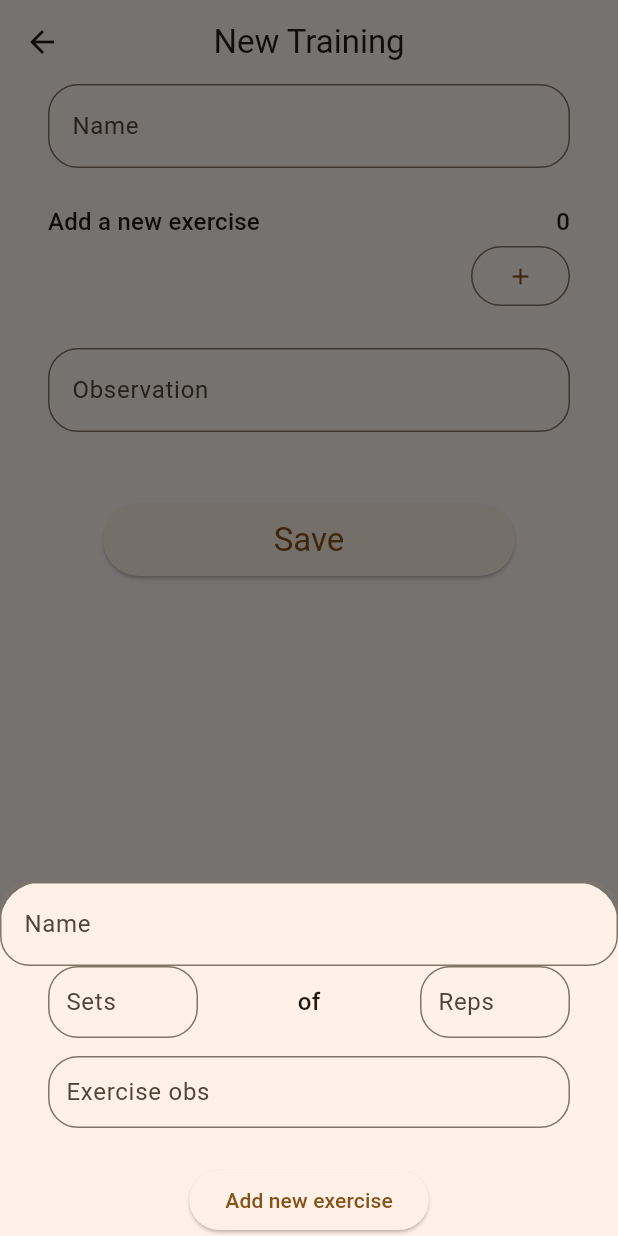
After one commit to arcbueno/gym-training, a Flutter app: the NewTrainingPage screen opened directly, after a tap on the "add" icon, on a phone screen of 412 x 824 dp. The commit adds this screen. Run offline on Flutter 3.47's test engine with Material 3 defaults, Android fonts, the phone set to English and light mode, and no system bars; our stand-ins replace cloud_firestore, firebase_auth, firebase_core, flutter_dotenv, get, get_storage; accounts and stored records are empty.

Commit message:
starting to finishing the creation

```diff
--- a/gym_training/lib/models/exercise.dart
+++ b/gym_training/lib/models/exercise.dart
@@ -1,16 +1,16 @@
 class Exercise {
-  late final String? id;
-  late final String name;
-  late final String observation;
-  late final int reps;
-  late final int sets;
+  late String? id;
+  late String name;
+  late String? observation;
+  late int reps;
+  late int sets;
 
   Exercise({
     this.id,
     required this.name,
-    required this.observation,
     required this.reps,
     required this.sets,
+    this.observation,
   });
 
   Exercise copyWith({
@@ -29,14 +29,13 @@ class Exercise {
     );
   }
 
-  Map<String, dynamic> toMap() {
+  Map<String, dynamic> toMapNew() {
     final result = <String, dynamic>{};
 
-    if (id != null) {
-      result.addAll({'id': id!});
+    if (observation != null) {
+      result.addAll({'observation': observation});
     }
     result.addAll({'name': name});
-    result.addAll({'observation': observation});
     result.addAll({'reps': reps});
     result.addAll({'sets': sets});
 
@@ -52,4 +51,25 @@ class Exercise {
       sets: map['sets'],
     );
   }
+
+  @override
+  bool operator ==(Object other) {
+    if (identical(this, other)) return true;
+
+    return other is Exercise &&
+        other.id == id &&
+        other.name == name &&
+        other.observation == observation &&
+        other.reps == reps &&
+        other.sets == sets;
+  }
+
+  @override
+  int get hashCode {
+    return id.hashCode ^
+        name.hashCode ^
+        observation.hashCode ^
+        reps.hashCode ^
+        sets.hashCode;
+  }
 }
--- a/gym_training/lib/models/training_day.dart
+++ b/gym_training/lib/models/training_day.dart
@@ -6,12 +6,14 @@ class TrainingDay {
   late final String title;
   late final DateTime? lastTimeExecuted;
   late final List<Exercise> exercises;
+  late final String? observation;
 
   TrainingDay({
     this.id,
     required this.title,
     required this.exercises,
     this.lastTimeExecuted,
+    this.observation,
   });
 
   TrainingDay copyWith({
@@ -19,26 +21,28 @@ class TrainingDay {
     String? title,
     DateTime? lastTimeExecuted,
     List<Exercise>? exercises,
+    String? observation,
   }) {
     return TrainingDay(
       id: id ?? this.id,
       title: title ?? this.title,
       lastTimeExecuted: lastTimeExecuted ?? this.lastTimeExecuted,
       exercises: exercises ?? this.exercises,
+      observation: observation ?? this.observation,
     );
   }
 
-  Map<String, dynamic> toMap() {
+  Map<String, dynamic> toMapNew() {
     final result = <String, dynamic>{};
 
-    if (id != null) {
-      result.addAll({'id': id!});
-    }
     result.addAll({'title': title});
     result.addAll({'lastTimeExecuted': lastTimeExecuted});
     result.addAll({
-      'exercises': exercises.map((e) => e.toMap()).toList(),
+      'exercises': exercises.map((e) => e.toMapNew()).toList(),
     });
+    if (observation != null) {
+      result.addAll({'observation': observation!});
+    }
 
     return result;
   }
@@ -48,7 +52,8 @@ class TrainingDay {
         id: doc.id,
         title: doc.data()!["title"],
         lastTimeExecuted: doc.data()!["lastTimeExecuted"],
-        exercises: (doc.data()!["exercises"] as List<Map<String, dynamic>>)
+        observation: doc.data()!["observation"],
+        exercises: (doc.data()!["exercises"] as List<dynamic>)
             .map((e) => Exercise.fromMap(e))
             .toList());
   }
--- a/gym_training/lib/pages/home/home_controller.dart
+++ b/gym_training/lib/pages/home/home_controller.dart
@@ -1,5 +1,4 @@
 import 'package:get/get.dart';
-import 'package:gym_training/models/training_day.dart';
 import 'package:gym_training/pages/home/state.dart';
 import 'package:gym_training/repositories/session_repository.dart';
 import 'package:gym_training/repositories/training_repository.dart';
--- /dev/null
+++ b/gym_training/lib/pages/new_training/new_training_controller.dart
@@ -0,0 +1,63 @@
+import 'dart:developer';
+
+import 'package:get/get.dart';
+import 'package:gym_training/models/exercise.dart';
+import 'package:gym_training/models/training_day.dart';
+import 'package:gym_training/pages/new_training/state.dart';
+import 'package:gym_training/repositories/training_repository.dart';
+import 'package:gym_training/utils/extensions.dart';
+
+class NewTrainingController {
+  late final TrainingRepository trainingRepository;
+  RxList<Exercise> exercises = <Exercise>[].obs;
+  Rx<NewTrainingState> state = Rx<NewTrainingState>(NewTrainingInit());
+
+  String? trainingDayName;
+  String? trainingDayObservations;
+
+  NewTrainingController({required this.trainingRepository});
+
+  bool validateAllExercises() {
+    if (exercises.isEmpty) return true;
+    if (exercises.any((element) => element.name.isNullOrEmpty)) {
+      Get.snackbar('Atention', 'There\'s a exercise without a name');
+      return false;
+    }
+    if (exercises.any((element) => element.reps == 0 || element.sets == 0)) {
+      Get.snackbar(
+          'Atention', 'There\'s a exercise with undefined reps or sets');
+      return false;
+    }
+    return true;
+  }
+
+  removeExercise(Exercise item) {
+    exercises.remove(item);
+  }
+
+  addExercise(Exercise item) {
+    exercises.add(item);
+  }
+
+  Future<bool> save() async {
+    if (trainingDayName.isNullOrEmpty) {
+      Get.snackbar('Atention', 'The training should have a name');
+      return false;
+    }
+    var training = TrainingDay(
+        title: trainingDayName!,
+        exercises: exercises,
+        observation: trainingDayObservations);
+
+    try {
+      state.value = NewTrainingLoading();
+      await trainingRepository.createNew(training);
+      state.value = NewTrainingSuccess();
+      return true;
+    } catch (e) {
+      log(e.toString());
+      state.value = NewTrainingError(errorMessage: e.toString());
+      return false;
+    }
+  }
+}
--- /dev/null
+++ b/gym_training/lib/pages/new_training/new_training_page.dart
@@ -0,0 +1,167 @@
+import 'package:flutter/material.dart';
+import 'package:get/get.dart';
+import 'package:gym_training/pages/new_training/new_training_controller.dart';
+import 'package:gym_training/pages/new_training/state.dart';
+import 'package:gym_training/utils/extensions.dart';
+import 'package:gym_training/widgets/custom_form_field.dart';
+import 'package:gym_training/widgets/exercise_bottom_sheet.dart';
+import 'package:gym_training/widgets/new_exercise_field.dart';
+
+class NewTrainingPage extends StatefulWidget {
+  const NewTrainingPage({super.key});
+
+  @override
+  State<NewTrainingPage> createState() => _NewTrainingPageState();
+}
+
+class _NewTrainingPageState extends State<NewTrainingPage> {
+  late final NewTrainingController _controller;
+  final _formKey = GlobalKey<FormState>();
+
+  @override
+  void initState() {
+    _controller = NewTrainingController(trainingRepository: Get.find());
+    super.initState();
+  }
+
+  @override
+  Widget build(BuildContext context) {
+    return Scaffold(
+      appBar: AppBar(
+        centerTitle: true,
+        title: Text(
+          'New Training',
+          style: Theme.of(context).textTheme.titleLarge,
+        ),
+      ),
+      body: SingleChildScrollView(
+        child: Form(
+          key: _formKey,
+          child: Padding(
+            padding: const EdgeInsets.symmetric(horizontal: 32),
+            child: Obx(
+              () => Column(
+                crossAxisAlignment: CrossAxisAlignment.start,
+                children: [
+                  AnimatedSize(
+                    curve: Curves.easeIn.flipped,
+                    duration: const Duration(milliseconds: 300),
+                    child: _controller.state.value is NewTrainingError
+                        ? Padding(
+                            padding: const EdgeInsets.only(bottom: 12),
+                            child: Text(
+                              (_controller.state.value as NewTrainingError)
+                                  .errorMessage,
+                              maxLines: 3,
+                              overflow: TextOverflow.ellipsis,
+                              style: Theme.of(context)
+                                  .textTheme
+                                  .titleSmall!
+                                  .copyWith(color: Colors.red.shade300),
+                            ),
+                          )
+                        : const SizedBox(),
+                  ),
+                  CustomFormField(
+                    hintText: 'Name',
+                    onChanged: (value) {
+                      _controller.trainingDayName = value;
+                    },
+                    validator: (value) {
+                      if (value.isNullOrEmpty) return 'Required field';
+                      return null;
+                    },
+                    maxLines: 1,
+                  ),
+                  24.h,
+                  Row(
+                    mainAxisAlignment: MainAxisAlignment.spaceBetween,
+                    children: [
+                      Text(
+                        _controller.exercises.isNotEmpty
+                            ? 'Exercise list:'
+                            : 'Add a new exercise',
+                        style: Theme.of(context).textTheme.titleMedium,
+                      ),
+                      Text(
+                        _controller.exercises.length.toString(),
+                        style: Theme.of(context).textTheme.titleMedium,
+                      ),
+                    ],
+                  ),
+                  Column(
+                    children: [
+                      AnimatedSize(
+                        curve: Curves.easeIn.flipped,
+                        duration: const Duration(milliseconds: 300),
+                        child: ListView.builder(
+                          physics: const NeverScrollableScrollPhysics(),
+                          itemCount: _controller.exercises.length,
+                          shrinkWrap: true,
+                          itemBuilder: (context, index) {
+                            var item = _controller.exercises[index];
+                            return NewExerciseField(
+                              key: ValueKey(item.id),
+                              controller: _controller,
+                              item: item,
+                            );
+                          },
+                        ),
+                      ),
+                    ],
+                  ),
+                  Row(
+                    mainAxisAlignment: MainAxisAlignment.end,
+                    children: [
+                      OutlinedButton(
+                        onPressed: addNewExercise,
+                        child: const Icon(Icons.add),
+                      ),
+                    ],
+                  ),
+                  24.h,
+                  CustomFormField(
+                    hintText: 'Observation',
+                    onChanged: (value) {
+                      _controller.trainingDayObservations = value;
+                    },
+                    maxLines: null,
+                  ),
+                  48.h,
+                  Align(
+                    alignment: Alignment.center,
+                    child: SizedBox(
+                      width: MediaQuery.sizeOf(context).width / 1.5,
+                      height: 48,
+                      child: ElevatedButton(
+                        style: ElevatedButton.styleFrom(
+                          textStyle: const TextStyle(fontSize: 22),
+                        ),
+                        onPressed: () async {
+                          var success = _controller.validateAllExercises();
+                          if (success && _formKey.currentState!.validate()) {
+                            bool success = await _controller.save();
+                            if (success) Get.back();
+                          }
+                        },
+                        child: const Text(
+                          'Save',
+                        ),
+                      ),
+                    ),
+                  )
+                ],
+              ),
+            ),
+          ),
+        ),
+      ),
+    );
+  }
+
+  addNewExercise() {
+    var success = _controller.validateAllExercises();
+    if (!success) return;
+    ExerciseBottomSheet().show(context, _controller.addExercise);
+  }
+}
--- /dev/null
+++ b/gym_training/lib/pages/new_training/state.dart
@@ -0,0 +1,12 @@
+abstract class NewTrainingState {}
+
+class NewTrainingInit extends NewTrainingState {}
+
+class NewTrainingSuccess extends NewTrainingState {}
+
+class NewTrainingLoading extends NewTrainingState {}
+
+class NewTrainingError extends NewTrainingState {
+  String errorMessage;
+  NewTrainingError({required this.errorMessage});
+}
--- a/gym_training/lib/repositories/training_repository.dart
+++ b/gym_training/lib/repositories/training_repository.dart
@@ -1,3 +1,5 @@
+import 'dart:developer';
+
 import 'package:cloud_firestore/cloud_firestore.dart';
 import 'package:gym_training/models/training_day.dart';
 import 'package:gym_training/repositories/session_repository.dart';
@@ -19,4 +21,10 @@ class TrainingRepository {
     }
     return all;
   }
+
+  Future<void> createNew(TrainingDay trainingDay) async {
+    var result =
+        await firestore.collection(collectionName).add(trainingDay.toMapNew());
+    log('Created task with id: ${result.id}');
+  }
 }
--- a/gym_training/lib/widgets/custom_form_field.dart
+++ b/gym_training/lib/widgets/custom_form_field.dart
@@ -1,18 +1,31 @@
 import 'package:flutter/material.dart';
+import 'package:flutter/services.dart';
 
 class CustomFormField extends StatefulWidget {
   final String hintText;
-  final void Function(String) onChanged;
+  final void Function(String)? onChanged;
+  final TextEditingController? controller;
   final String? Function(String?)? validator;
   final bool isPassword;
+  final int? maxLines;
+  final TextInputType? keyboardType;
+  final List<TextInputFormatter>? inputFormatters;
+  final EdgeInsetsGeometry? contentPadding;
+  final String? initialValue;
 
   const CustomFormField({
     super.key,
     required this.hintText,
-    required this.onChanged,
+    this.onChanged,
+    this.controller,
     this.isPassword = false,
     this.validator,
-  });
+    this.maxLines,
+    this.keyboardType,
+    this.inputFormatters,
+    this.contentPadding,
+    this.initialValue,
+  }) : assert(controller != null || onChanged != null);
 
   @override
   State<CustomFormField> createState() => _CustomFormFieldState();
@@ -30,7 +43,10 @@ class _CustomFormFieldState extends State<CustomFormField> {
   @override
   Widget build(BuildContext context) {
     return TextFormField(
+      controller: widget.controller,
+      initialValue: widget.initialValue,
       decoration: InputDecoration(
+        contentPadding: widget.contentPadding,
         border: const OutlineInputBorder(
           borderSide: BorderSide(width: 5.0),
           borderRadius: BorderRadius.all(
@@ -56,6 +72,9 @@ class _CustomFormFieldState extends State<CustomFormField> {
       onChanged: widget.onChanged,
       validator: widget.validator,
       obscureText: showPassword,
+      maxLines: widget.isPassword ? 1 : widget.maxLines,
+      keyboardType: widget.keyboardType,
+      inputFormatters: widget.inputFormatters,
     );
   }
 }
--- /dev/null
+++ b/gym_training/lib/widgets/exercise_bottom_sheet.dart
@@ -0,0 +1,146 @@
+import 'package:flutter/material.dart';
+import 'package:flutter/services.dart';
+import 'package:get/get.dart';
+import 'package:gym_training/models/exercise.dart';
+import 'package:gym_training/widgets/custom_form_field.dart';
+import 'package:gym_training/utils/extensions.dart';
+import 'package:uuid/uuid.dart';
+
+class ExerciseBottomSheet {
+  show(
+    BuildContext context,
+    void Function(Exercise) onAdd,
+  ) {
+    showModalBottomSheet(
+      context: context,
+      builder: (context) {
+        return AddExerciseForm(onAdd: onAdd);
+      },
+    );
+  }
+}
+
+class AddExerciseForm extends StatefulWidget {
+  final void Function(Exercise) onAdd;
+
+  const AddExerciseForm({super.key, required this.onAdd});
+
+  @override
+  State<AddExerciseForm> createState() => _AddExerciseFormState();
+}
+
+class _AddExerciseFormState extends State<AddExerciseForm> {
+  final _formKey = GlobalKey<FormState>();
+  final _nameController = TextEditingController();
+  final _setsController = TextEditingController();
+  final _repsController = TextEditingController();
+  final _observationController = TextEditingController();
+
+  @override
+  Widget build(BuildContext context) {
+    return SafeArea(
+      child: SingleChildScrollView(
+        child: Form(
+          key: _formKey,
+          child: Column(
+            children: [
+              CustomFormField(
+                controller: _nameController,
+                hintText: 'Name',
+                validator: (value) {
+                  if (value.isNullOrEmpty) return 'Required field';
+                  return null;
+                },
+                maxLines: 1,
+              ),
+              Padding(
+                padding: const EdgeInsets.symmetric(horizontal: 32),
+                child: Row(
+                  mainAxisAlignment: MainAxisAlignment.spaceBetween,
+                  children: [
+                    SizedBox(
+                      width: 100,
+                      child: CustomFormField(
+                        controller: _setsController,
+                        contentPadding: const EdgeInsets.all(8),
+                        hintText: 'Sets',
+                        maxLines: 1,
+                        keyboardType: TextInputType.number,
+                        validator: (value) {
+                          if (value.isNullOrEmpty) return 'Required field';
+                          return null;
+                        },
+                        inputFormatters: <TextInputFormatter>[
+                          FilteringTextInputFormatter.digitsOnly
+                        ],
+                      ),
+                    ),
+                    Text(
+                      'of',
+                      style: Theme.of(context).textTheme.titleMedium,
+                    ),
+                    SizedBox(
+                      width: 100,
+                      child: CustomFormField(
+                        controller: _repsController,
+                        contentPadding: const EdgeInsets.all(8),
+                        hintText: 'Reps',
+                        maxLines: 1,
+                        validator: (value) {
+                          if (value.isNullOrEmpty) return 'Required field';
+                          return null;
+                        },
+                        keyboardType: TextInputType.number,
+                        inputFormatters: <TextInputFormatter>[
+                          FilteringTextInputFormatter.digitsOnly
+                        ],
+                      ),
+                    ),
+                  ],
+                ),
+              ),
+              12.h,
+              Padding(
+                padding: const EdgeInsets.symmetric(horizontal: 32),
+                child: CustomFormField(
+                  controller: _observationController,
+                  contentPadding: const EdgeInsets.all(8),
+                  hintText: 'Exercise obs',
+                  maxLines: null,
+                ),
+              ),
+              24.h,
+              ElevatedButton(
+                onPressed: () async {
+                  var success = _formKey.currentState?.validate();
+                  if (success ?? false) {
+                    var newExercise = Exercise(
+                      id: const Uuid().v1(),
+                      name: _nameController.text,
+                      reps: int.tryParse(_repsController.text) ?? 0,
+                      sets: int.tryParse(_setsController.text) ?? 0,
+                      observation: _observationController.text,
+                    );
+
+                    widget.onAdd(newExercise);
+                    Get.back();
+                  }
+                },
+                child: const Text('Add new exercise'),
+              ),
+            ],
+          ),
+        ),
+      ),
+    );
+  }
+
+  @override
+  void dispose() {
+    _nameController.dispose();
+    _observationController.dispose();
+    _repsController.dispose();
+    _setsController.dispose();
+    super.dispose();
+  }
+}
--- a/gym_training/lib/widgets/home_training_list.dart
+++ b/gym_training/lib/widgets/home_training_list.dart
@@ -16,6 +16,7 @@ class HomeTrainingList extends StatelessWidget {
     }
     return ListView.builder(
       itemCount: trainingList.length,
+      shrinkWrap: true,
       itemBuilder: (context, index) {
         return TrainingListItem(trainingDay: trainingList[index]);
       },
--- a/gym_training/pubspec.yaml
+++ b/gym_training/pubspec.yaml
@@ -35,7 +35,7 @@ dependencies:
   cloud_firestore:
   get: ^4.6.6
   flutter_dotenv: ^5.1.0
-
+  uuid: ^4.2.2
 
   # The following adds the Cupertino Icons font to your application.
   # Use with the CupertinoIcons class for iOS style icons.
```
Also changed, not shown: gym_training/lib/pages/home/home_page.dart (+6 -1 lines), gym_training/lib/widgets/new_exercise_field.dart (added, +64 -0 lines), gym_training/pubspec.lock.
